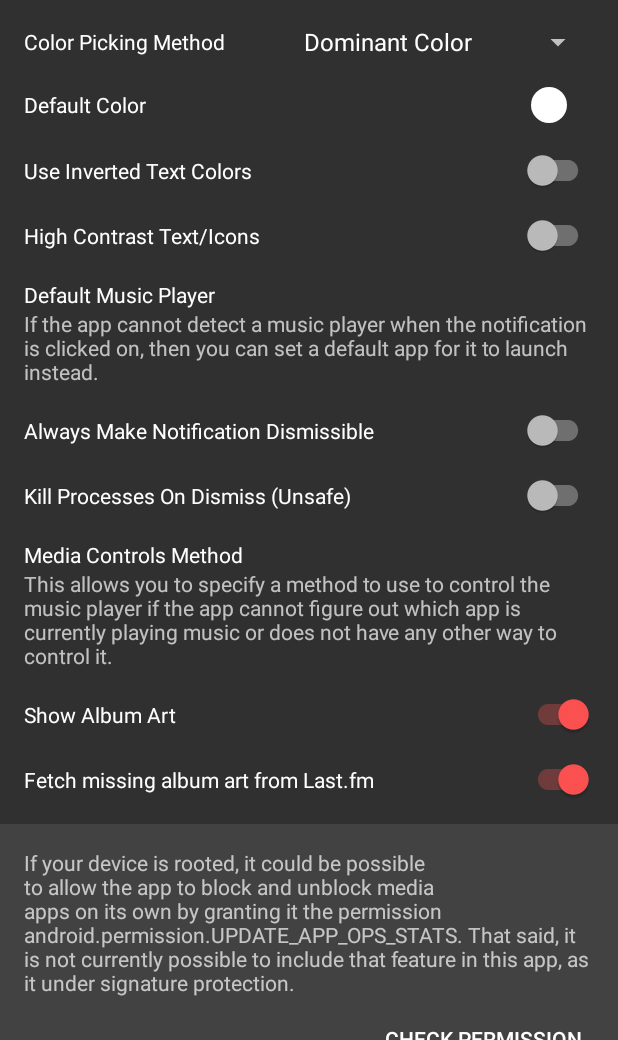
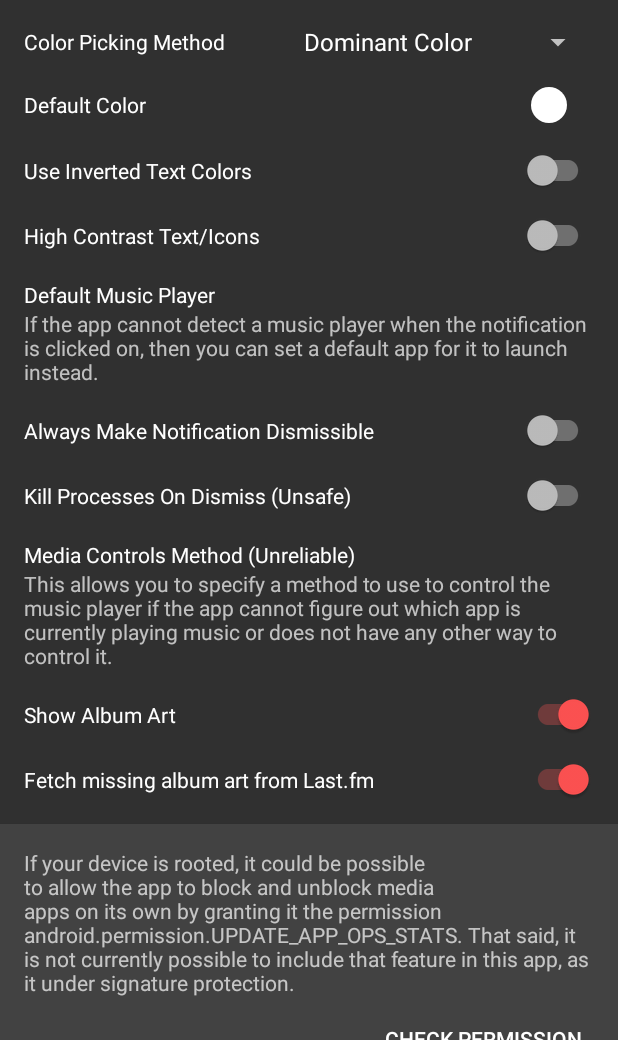
Before and after one commit to fennifith/MediaNotification, an Android app: the screen it shows after launch (MainActivity), on a phone screen of 412 x 824 dp, the part 196-1236 px from its top. Run offline under Robolectric (Android 15) with nearby library versions, the phone set to English and light mode, and no system bars; libraries missing offline, so code that uses them is left out: android.support.v7, james.colorpickerdialog.dialogs; pictures from the network do not load.

Commit message:
added warnings for media controls

```diff
--- a/app/src/main/res/values/strings.xml
+++ b/app/src/main/res/values/strings.xml
@@ -20,7 +20,7 @@
     <string name="title_always_dismissible">Always Make Notification Dismissible</string>
     <string name="title_kill_process">Kill Processes On Dismiss (Unsafe)</string>
     <string name="msg_reflection_error">Could not send the key event through reflection: %s</string>
-    <string name="title_media_controls">Media Controls Method</string>
+    <string name="title_media_controls">Media Controls Method (Unreliable)</string>
     <string name="desc_media_controls">This allows you to specify a method to use to control the music player if the app cannot figure out which app is currently playing music or does not have any other way to control it.</string>
     <string name="action_load_all_apps">Load All Apps</string>
     <string name="title_album_art">Show Album Art</string>
@@ -36,7 +36,7 @@
     </string-array>
 
     <string-array name="array_control_methods">
-        <item>None</item>
+        <item>Default (None)</item>
         <item>AudioManager API</item>
         <item>Reflection (Unstable)</item>
         <item>Broadcast</item>
```
